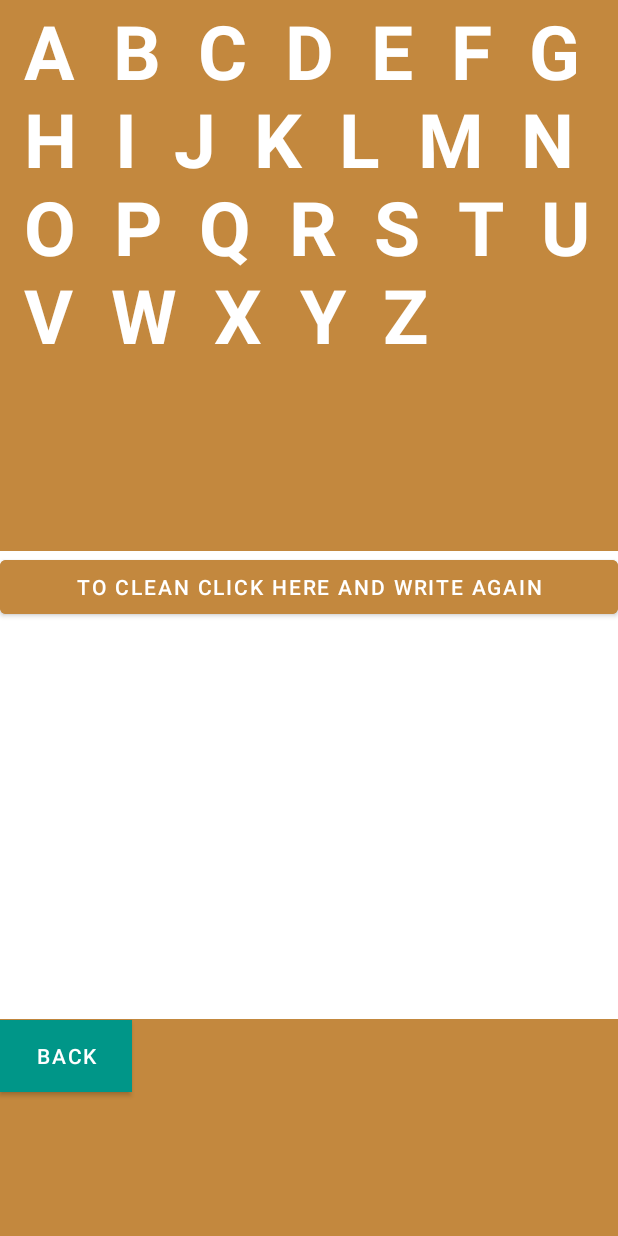
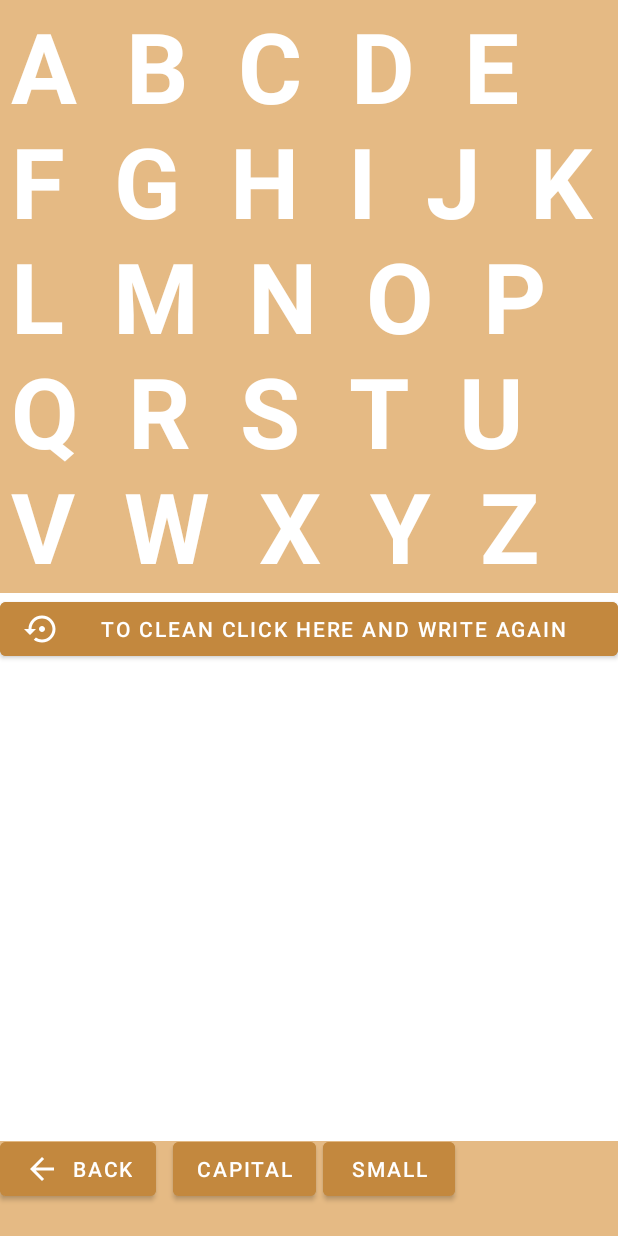
Before and after one commit to leulsm/Android_Kid_App, an Android app: the drawalpha screen opened directly, with no data from a screen before it, on a phone screen of 412 x 824 dp. Run offline under Robolectric (Android 15) with nearby library versions, the phone set to English and light mode, and no system bars.

Commit message:
KID_APP write,listean and quiz

```diff
--- a/app/src/main/java/com/leul/kidabc/drawalpha.java
+++ b/app/src/main/java/com/leul/kidabc/drawalpha.java
@@ -13,6 +13,7 @@ import android.view.View;
 import android.view.ViewGroup;
 import android.widget.Button;
 import android.widget.RelativeLayout;
+import android.widget.TextView;
 
 import androidx.appcompat.app.AppCompatActivity;
 
@@ -26,7 +27,8 @@ public class drawalpha extends AppCompatActivity {
     Path path2;
     Bitmap bitmap;
     Canvas canvas;
-    Button button,button1;
+    Button button,button1,up,lo;
+    TextView tv;
     @Override
     protected void onCreate(Bundle savedInstanceState) {
         super.onCreate(savedInstanceState);
@@ -36,6 +38,24 @@ public class drawalpha extends AppCompatActivity {
 
         button = (Button)findViewById(R.id.button);
         button1=findViewById(R.id.backk);
+        up=findViewById(R.id.capitallet);
+        lo=findViewById(R.id.smalllet);
+        up.setOnClickListener(new View.OnClickListener() {
+            @Override
+            public void onClick(View view) {
+                String a="ABCDEFGHIJKLMNOPQRSTUVWXYZ";
+                tv=findViewById(R.id.dashboard_t);
+                tv.setText(a);
+            }
+        });
+        lo.setOnClickListener(new View.OnClickListener() {
+            @Override
+            public void onClick(View view) {
+                String a="abcdefghijklmnopqrstuvwxyz";
+tv=findViewById(R.id.dashboard_t);
+tv.setText(a);
+            }
+        });
 
         view = new SketchSheetView(drawalpha.this);
 
--- a/app/src/main/java/com/leul/kidabc/musics.java
+++ b/app/src/main/java/com/leul/kidabc/musics.java
@@ -1,5 +1,6 @@
 package com.leul.kidabc;
 
+import android.graphics.drawable.ColorDrawable;
 import android.net.Uri;
 import android.os.Bundle;
 import android.view.View;
@@ -12,6 +13,7 @@ import android.widget.VideoView;
 import androidx.appcompat.app.AppCompatActivity;
 
 import java.util.ArrayList;
+import java.util.Objects;
 
 public class musics extends AppCompatActivity {
     VideoView videoView;
@@ -23,6 +25,8 @@ public class musics extends AppCompatActivity {
     protected void onCreate(Bundle savedInstanceState) {
         super.onCreate(savedInstanceState);
         setContentView(R.layout.activity_musics);
+        Objects.requireNonNull(getSupportActionBar()).setBackgroundDrawable(new ColorDrawable(getResources().getColor(R.color.new_color1)));
+
         videoView=findViewById(R.id.vd);
         listView=findViewById(R.id.lv);
         videoList= new ArrayList<>();
--- a/app/src/main/java/com/leul/kidabc/quizActivity.java
+++ b/app/src/main/java/com/leul/kidabc/quizActivity.java
@@ -143,6 +143,7 @@ package com.leul.kidabc;
 import android.content.Intent;
 import android.content.res.ColorStateList;
 import android.graphics.Color;
+import android.graphics.drawable.ColorDrawable;
 import android.os.Bundle;
 import android.view.View;
 import android.widget.Button;
@@ -155,6 +156,7 @@ import androidx.appcompat.app.AppCompatActivity;
 
 import java.util.Collections;
 import java.util.List;
+import java.util.Objects;
 
 public class quizActivity extends AppCompatActivity {
     public static final String EXTRA_SCORE="extrascore";
@@ -184,6 +186,8 @@ public class quizActivity extends AppCompatActivity {
     protected void onCreate(Bundle savedInstanceState) {
         super.onCreate(savedInstanceState);
         setContentView(R.layout.activity_quiz);
+        Objects.requireNonNull(getSupportActionBar()).setBackgroundDrawable(new ColorDrawable(getResources().getColor(R.color.new_color1)));
+
         textViewQuestion = findViewById(R.id.text_view_question);
         textViewScore = findViewById(R.id.text_view);
         textViewQuestionCount = findViewById(R.id.text_view_count);
@@ -200,7 +204,6 @@ public class quizActivity extends AppCompatActivity {
 
 
         questionList = dbHelper.getAllQuestions();
-        Toast.makeText(this, "why", Toast.LENGTH_SHORT).show();
         questionCountTotal = questionList.size();
         Collections.shuffle(questionList);
 
--- a/app/src/main/java/com/leul/kidabc/reg.java
+++ b/app/src/main/java/com/leul/kidabc/reg.java
@@ -69,6 +69,7 @@ public class reg extends AppCompatActivity {
             }
         });
     }
+
     public void next(){
         Intent intent=new Intent(getApplicationContext(),login.class);
         startActivity(intent);
--- /dev/null
+++ b/app/src/main/res/drawable/ic_baseline_arrow_back_24.xml
@@ -0,0 +1,10 @@
+<vector xmlns:android="http://schemas.android.com/apk/res/android"
+    android:width="24dp"
+    android:height="24dp"
+    android:viewportWidth="24"
+    android:viewportHeight="24"
+    android:tint="?attr/colorControlNormal">
+  <path
+      android:fillColor="@android:color/white"
+      android:pathData="M20,11H7.83l5.59,-5.59L12,4l-8,8 8,8 1.41,-1.41L7.83,13H20v-2z"/>
+</vector>
--- /dev/null
+++ b/app/src/main/res/drawable/ic_baseline_label_important_24.xml
@@ -0,0 +1,5 @@
+<vector android:height="24dp" android:tint="#05983D"
+    android:viewportHeight="24" android:viewportWidth="24"
+    android:width="24dp" xmlns:android="http://schemas.android.com/apk/res/android">
+    <path android:fillColor="@android:color/white" android:pathData="M3.5,18.99l11,0.01c0.67,0 1.27,-0.33 1.63,-0.84L20.5,12l-4.37,-6.16c-0.36,-0.51 -0.96,-0.84 -1.63,-0.84l-11,0.01L8.34,12 3.5,18.99z"/>
+</vector>
--- /dev/null
+++ b/app/src/main/res/drawable/ic_baseline_settings_backup_restore_24.xml
@@ -0,0 +1,10 @@
+<vector xmlns:android="http://schemas.android.com/apk/res/android"
+    android:width="24dp"
+    android:height="24dp"
+    android:viewportWidth="24"
+    android:viewportHeight="24"
+    android:tint="?attr/colorControlNormal">
+  <path
+      android:fillColor="@android:color/white"
+      android:pathData="M14,12c0,-1.1 -0.9,-2 -2,-2s-2,0.9 -2,2 0.9,2 2,2 2,-0.9 2,-2zM12,3c-4.97,0 -9,4.03 -9,9L0,12l4,4 4,-4L5,12c0,-3.87 3.13,-7 7,-7s7,3.13 7,7 -3.13,7 -7,7c-1.51,0 -2.91,-0.49 -4.06,-1.3l-1.42,1.44C8.04,20.3 9.94,21 12,21c4.97,0 9,-4.03 9,-9s-4.03,-9 -9,-9z"/>
+</vector>
--- a/app/src/main/res/layout/activity_drawalpha.xml
+++ b/app/src/main/res/layout/activity_drawalpha.xml
@@ -4,16 +4,16 @@
     xmlns:tools="http://schemas.android.com/tools"
     android:layout_width="match_parent"
     android:layout_height="match_parent"
-    android:background="#c3883e"
+    android:background="#e5ba84"
     tools:context=".drawalpha">
 
 
     <RelativeLayout
         android:id="@+id/relativelayout1"
         android:layout_width="match_parent"
-        android:layout_height="312dp"
+        android:layout_height="365dp"
         android:layout_below="@+id/dashboard_t"
-        android:layout_marginTop="81dp">
+        android:layout_marginTop="1dp">
 
         <Button
             android:id="@+id/button"
@@ -22,7 +22,9 @@
             android:layout_marginBottom="67dp"
             android:backgroundTint="#C3883E"
             android:text="To clean click here and write again"
-            android:textColor="#FFFFFF" />
+            android:textColor="#FFFFFF"
+            app:icon="@drawable/ic_baseline_settings_backup_restore_24"
+            app:iconTint="#FFFFFF" />
 
 
     </RelativeLayout>
@@ -30,15 +32,13 @@
     <TextView
         android:id="@+id/dashboard_t"
         android:layout_width="match_parent"
-        android:layout_height="286dp"
-        android:layout_marginStart="16dp"
-        android:background="@color/new_color111"
+        android:layout_height="wrap_content"
+        android:layout_marginStart="7dp"
+        android:background="@color/new_color"
         android:letterSpacing="0.5"
-
-
         android:text="ABCDEFGHIJKLMNOPQRSTUVWXYZ"
         android:textColor="@color/white"
-        android:textSize="50sp"
+        android:textSize="65sp"
         android:textStyle="bold"
         app:layout_constraintStart_toStartOf="parent"
         app:layout_constraintTop_toTopOf="parent" />
@@ -47,9 +47,32 @@
         android:id="@+id/backk"
         android:layout_width="wrap_content"
         android:layout_height="wrap_content"
-        android:layout_marginTop="680dp"
-        android:background="#FFFFFF"
-        android:backgroundTint="@color/black"
+        android:layout_marginTop="755dp"
+        android:backgroundTint="#C3883E"
         android:text="Back"
-        android:textColor="#FFFFFF" />
+        android:textColor="#FFFFFF"
+        app:icon="@drawable/ic_baseline_arrow_back_24"
+        app:iconTint="#FFFFFF" />
+
+    <Button
+        android:id="@+id/capitallet"
+        android:layout_width="wrap_content"
+        android:layout_height="wrap_content"
+        android:layout_marginLeft="115dp"
+        android:layout_marginTop="755dp"
+        android:backgroundTint="#C3883E"
+        android:text="CAPITAL"
+        android:textColor="#FFFFFF"
+        app:iconTint="#FFFFFF" />
+
+    <Button
+        android:id="@+id/smalllet"
+        android:layout_width="wrap_content"
+        android:layout_height="wrap_content"
+        android:layout_marginLeft="215dp"
+        android:layout_marginTop="755dp"
+        android:backgroundTint="#C3883E"
+        android:text="small"
+        android:textColor="#FFFFFF"
+        app:iconTint="#FFFFFF" />
 </RelativeLayout>
--- a/app/src/main/res/layout/activity_musics.xml
+++ b/app/src/main/res/layout/activity_musics.xml
@@ -10,13 +10,15 @@
         android:id="@+id/vd"
         android:layout_width="match_parent"
         android:layout_height="300dp" />
+
     <ListView
         android:id="@+id/lv"
         android:layout_width="match_parent"
         android:layout_height="match_parent"
         android:layout_below="@+id/vd"
         android:layout_alignParentBottom="true"
-        android:layout_centerHorizontal="true">
+        android:layout_centerHorizontal="true"
+        android:backgroundTint="#e5ba84">
 
     </ListView>
 
--- a/app/src/main/res/layout/activity_quiz.xml
+++ b/app/src/main/res/layout/activity_quiz.xml
@@ -4,7 +4,7 @@
     xmlns:tools="http://schemas.android.com/tools"
     android:layout_width="match_parent"
     android:layout_height="match_parent"
-    android:background="@color/new_color111"
+    android:background="@color/new_color"
     android:padding="16dp"
     tools:context=".quizActivity">
 
@@ -96,6 +96,7 @@
         android:layout_height="wrap_content"
         android:layout_below="@+id/radio_group"
         android:layout_marginTop="1dp"
+        android:backgroundTint="#C3883E"
         android:text="confirm" />
 
 </RelativeLayout>
```
Also changed, not shown: app/src/main/java/com/leul/kidabc/Quizmain.java (+13 -0 lines), app/src/main/java/com/leul/kidabc/home.java (+7 -3 lines), app/src/main/res/drawable/ic_baseline_account_box_24.xml (added, +10 -0 lines), app/src/main/res/drawable/ic_baseline_bookmark_border_24.xml (added, +10 -0 lines), app/src/main/res/drawable/ic_baseline_exit_to_app_24.xml (added, +10 -0 lines), app/src/main/res/layout/activity_home.xml (+11 -6 lines), app/src/main/res/layout/activity_quizmain.xml (+24 -5 lines), 1 other file.
